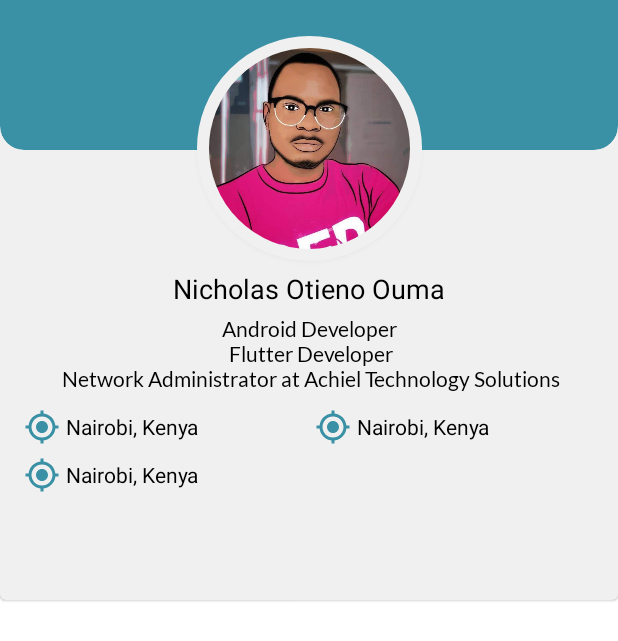
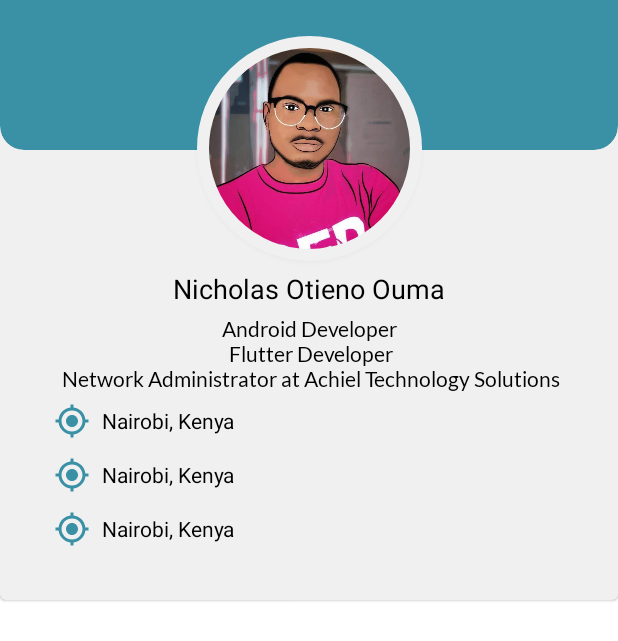
Before and after one commit to Crucialjun/MyCV, an Android app: the layout activity_main.xml on its own in the app's theme, with its tools: preview values and no code run, on a phone screen of 412 x 824 dp. Shown: the top 641 px of the screen. Run offline under Robolectric (Android 15) with nearby library versions, the phone set to English and light mode, and no system bars; Roboto replaces fonts that are not available here.

Commit message:
Add icons

```diff
--- /dev/null
+++ b/app/src/main/res/drawable/ic_baseline_local_phone_24.xml
@@ -0,0 +1,5 @@
+<vector android:height="24dp" android:tint="#000000"
+    android:viewportHeight="24" android:viewportWidth="24"
+    android:width="24dp" xmlns:android="http://schemas.android.com/apk/res/android">
+    <path android:fillColor="@android:color/white" android:pathData="M6.62,10.79c1.44,2.83 3.76,5.14 6.59,6.59l2.2,-2.2c0.27,-0.27 0.67,-0.36 1.02,-0.24 1.12,0.37 2.33,0.57 3.57,0.57 0.55,0 1,0.45 1,1V20c0,0.55 -0.45,1 -1,1 -9.39,0 -17,-7.61 -17,-17 0,-0.55 0.45,-1 1,-1h3.5c0.55,0 1,0.45 1,1 0,1.25 0.2,2.45 0.57,3.57 0.11,0.35 0.03,0.74 -0.25,1.02l-2.2,2.2z"/>
+</vector>
--- a/app/src/main/res/layout/activity_main.xml
+++ b/app/src/main/res/layout/activity_main.xml
@@ -106,14 +106,18 @@
             android:id="@+id/grid_contact_items"
             android:layout_width="0dp"
             android:layout_height="200dp"
-
             android:layout_marginStart="8dp"
             android:layout_marginTop="4dp"
             android:layout_marginEnd="8dp"
-            android:columnWidth="160dp"
+            android:columnWidth="175dp"
+            android:scrollbars="none"
+            android:verticalSpacing="4dp"
             android:elevation="2dp"
             android:numColumns="auto_fit"
-            android:padding="4dp"
+            android:paddingStart="24dp"
+            android:stretchMode="columnWidth"
+            android:layout_gravity="center"
+            android:paddingEnd="24dp"
             app:layout_constraintEnd_toEndOf="parent"
             app:layout_constraintStart_toStartOf="parent"
             app:layout_constraintTop_toBottomOf="@id/txt_header"
--- a/app/src/main/res/layout/contact_info_grid_item.xml
+++ b/app/src/main/res/layout/contact_info_grid_item.xml
@@ -16,7 +16,7 @@
 
     </ImageView>
     <Space
-        android:layout_width="4dp"
+        android:layout_width="8dp"
         android:layout_height="24dp">
 
     </Space>
```
Also changed, not shown: app/src/main/java/com/example/mycv/MainActivity.kt (+4 -3 lines), app/src/main/res/drawable/linkedin.xml (added, +9 -0 lines).
